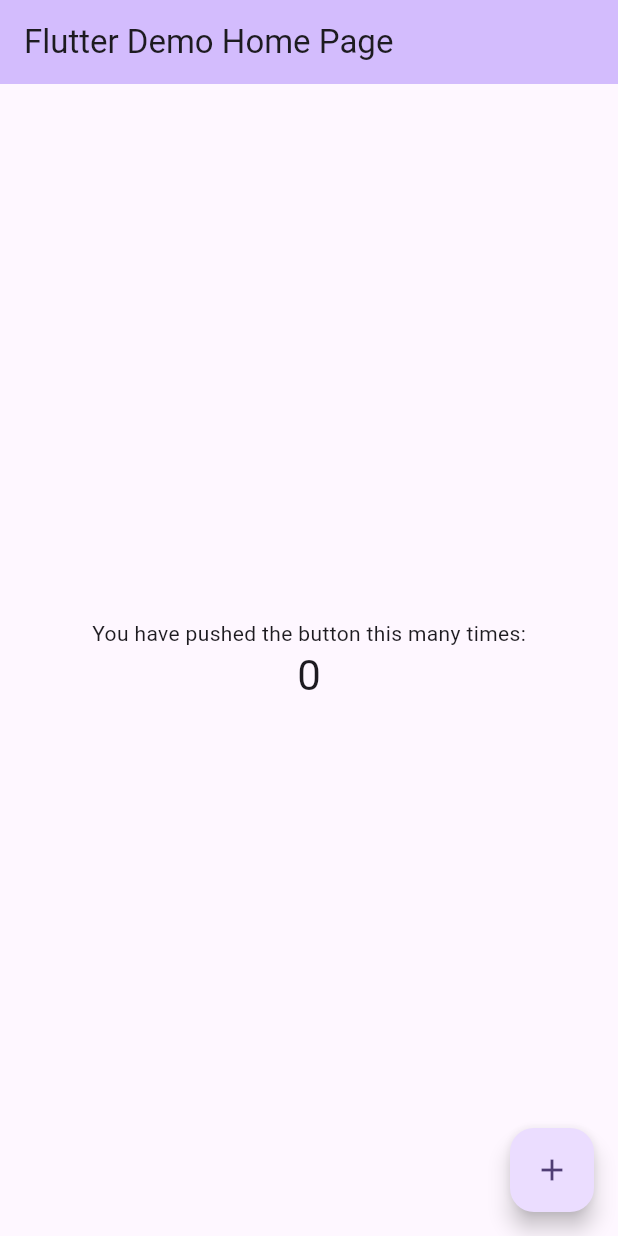
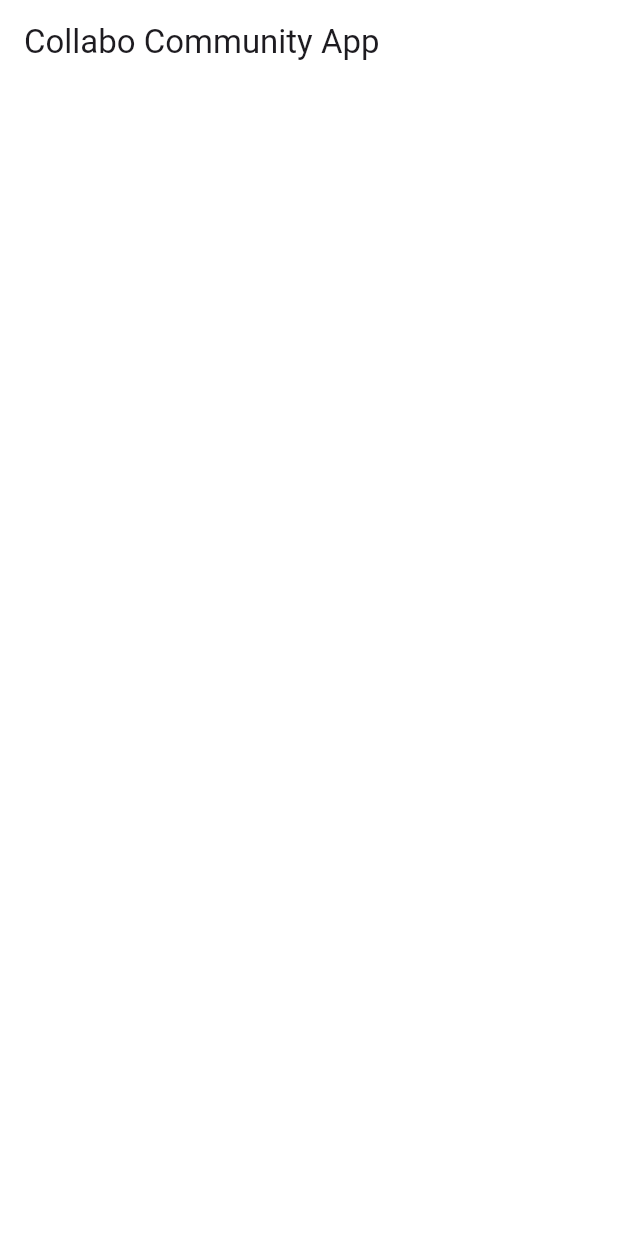
Before and after one commit to collabo-community/mobile_client, a Flutter app: the screen it shows after launch, on a phone screen of 412 x 824 dp. Run offline on Flutter 3.47's test engine with Material 3 defaults, Android fonts, the phone set to English and light mode, and no system bars.

Commit message:
Clean app for development to start

```diff
--- a/lib/main.dart
+++ b/lib/main.dart
@@ -1,125 +1,23 @@
 import 'package:flutter/material.dart';
 
 void main() {
-  runApp(const MyApp());
+  runApp(
+    MaterialApp(
+      debugShowCheckedModeBanner: false,
+
+      // Scaffold
+      home: Scaffold(
+        backgroundColor: Colors.white,
+
+        // AppBar
+        appBar: AppBar(
+          backgroundColor: Colors.white,
+          title: const Text('Collabo Community App'),
+        ),
+
+        // Body
+        // body: Center(),
+      ),
+    ),
+  );
 }
-
-class MyApp extends StatelessWidget {
-  const MyApp({super.key});
-
-  // This widget is the root of your application.
-  @override
-  Widget build(BuildContext context) {
-    return MaterialApp(
-      title: 'Flutter Demo',
-      theme: ThemeData(
-        // This is the theme of your application.
-        //
-        // TRY THIS: Try running your application with "flutter run". You'll see
-        // the application has a purple toolbar. Then, without quitting the app,
-        // try changing the seedColor in the colorScheme below to Colors.green
-        // and then invoke "hot reload" (save your changes or press the "hot
-        // reload" button in a Flutter-supported IDE, or press "r" if you used
-        // the command line to start the app).
-        //
-        // Notice that the counter didn't reset back to zero; the application
-        // state is not lost during the reload. To reset the state, use hot
-        // restart instead.
-        //
-        // This works for code too, not just values: Most code changes can be
-        // tested with just a hot reload.
-        colorScheme: ColorScheme.fromSeed(seedColor: Colors.deepPurple),
-        useMaterial3: true,
-      ),
-      home: const MyHomePage(title: 'Flutter Demo Home Page'),
-    );
-  }
-}
-
-class MyHomePage extends StatefulWidget {
-  const MyHomePage({super.key, required this.title});
-
-  // This widget is the home page of your application. It is stateful, meaning
-  // that it has a State object (defined below) that contains fields that affect
-  // how it looks.
-
-  // This class is the configuration for the state. It holds the values (in this
-  // case the title) provided by the parent (in this case the App widget) and
-  // used by the build method of the State. Fields in a Widget subclass are
-  // always marked "final".
-
-  final String title;
-
-  @override
-  State<MyHomePage> createState() => _MyHomePageState();
-}
-
-class _MyHomePageState extends State<MyHomePage> {
-  int _counter = 0;
-
-  void _incrementCounter() {
-    setState(() {
-      // This call to setState tells the Flutter framework that something has
-      // changed in this State, which causes it to rerun the build method below
-      // so that the display can reflect the updated values. If we changed
-      // _counter without calling setState(), then the build method would not be
-      // called again, and so nothing would appear to happen.
-      _counter++;
-    });
-  }
-
-  @override
-  Widget build(BuildContext context) {
-    // This method is rerun every time setState is called, for instance as done
-    // by the _incrementCounter method above.
-    //
-    // The Flutter framework has been optimized to make rerunning build methods
-    // fast, so that you can just rebuild anything that needs updating rather
-    // than having to individually change instances of widgets.
-    return Scaffold(
-      appBar: AppBar(
-        // TRY THIS: Try changing the color here to a specific color (to
-        // Colors.amber, perhaps?) and trigger a hot reload to see the AppBar
-        // change color while the other colors stay the same.
-        backgroundColor: Theme.of(context).colorScheme.inversePrimary,
-        // Here we take the value from the MyHomePage object that was created by
-        // the App.build method, and use it to set our appbar title.
-        title: Text(widget.title),
-      ),
-      body: Center(
-        // Center is a layout widget. It takes a single child and positions it
-        // in the middle of the parent.
-        child: Column(
-          // Column is also a layout widget. It takes a list of children and
-          // arranges them vertically. By default, it sizes itself to fit its
-          // children horizontally, and tries to be as tall as its parent.
-          //
-          // Column has various properties to control how it sizes itself and
-          // how it positions its children. Here we use mainAxisAlignment to
-          // center the children vertically; the main axis here is the vertical
-          // axis because Columns are vertical (the cross axis would be
-          // horizontal).
-          //
-          // TRY THIS: Invoke "debug painting" (choose the "Toggle Debug Paint"
-          // action in the IDE, or press "p" in the console), to see the
-          // wireframe for each widget.
-          mainAxisAlignment: MainAxisAlignment.center,
-          children: <Widget>[
-            const Text(
-              'You have pushed the button this many times:',
-            ),
-            Text(
-              '$_counter',
-              style: Theme.of(context).textTheme.headlineMedium,
-            ),
-          ],
-        ),
-      ),
-      floatingActionButton: FloatingActionButton(
-        onPressed: _incrementCounter,
-        tooltip: 'Increment',
-        child: const Icon(Icons.add),
-      ), // This trailing comma makes auto-formatting nicer for build methods.
-    );
-  }
-}
```
Also changed, not shown: pubspec.yaml (+0 -38 lines).
